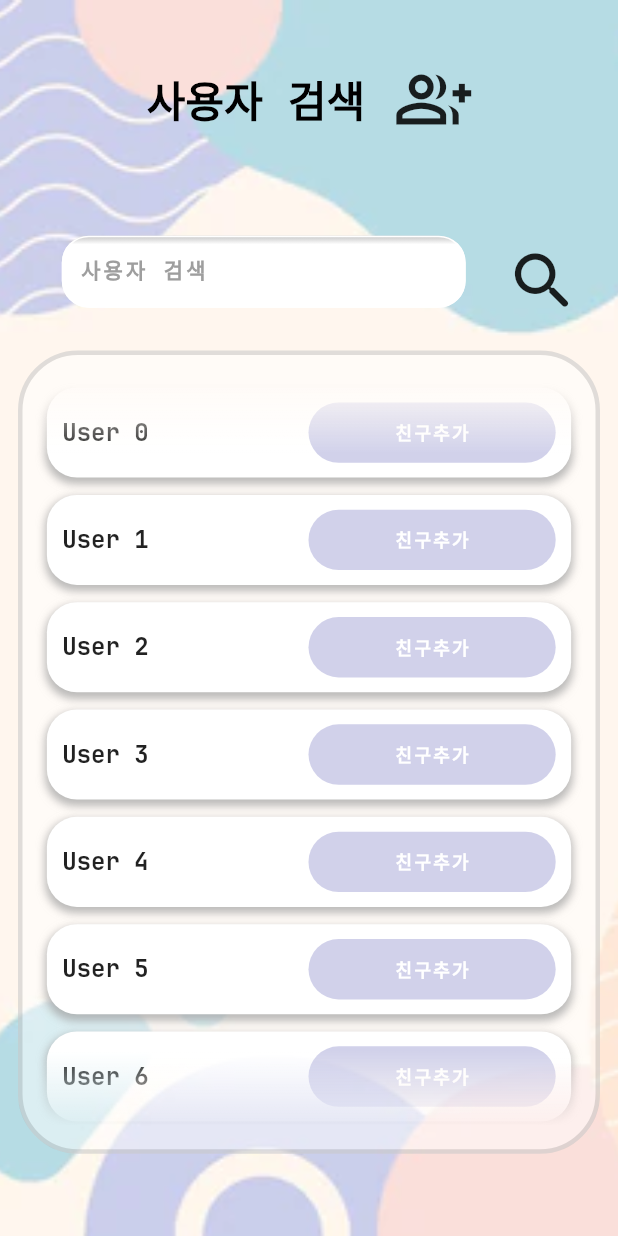
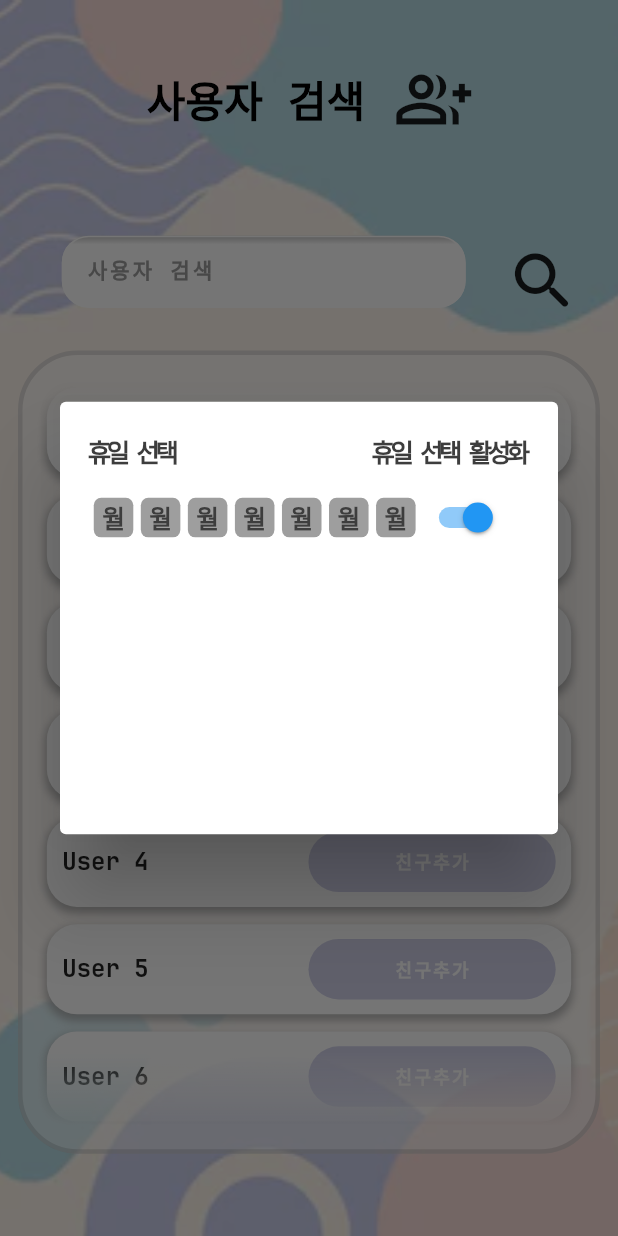
Before and after one commit to NoGravyBeef/SWE, a Flutter app: the UserSearchScreen screen opened directly, after a tap on "친구추가", on a phone screen of 412 x 824 dp. Run offline on Flutter 3.47's test engine with Material 2 defaults, Android fonts, the phone set to English and light mode, and no system bars.

Commit message:
휴일 설정 팝업 만드는 중

```diff
--- /dev/null
+++ b/lib/popup/holyday_setup.dart
@@ -0,0 +1,284 @@
+import 'package:flutter/material.dart';
+
+/* 값 전달할땐
+void showCustomDialog() async {
+    final result = await showDialog(
+        context: context,
+        builder: (BuildContext context) {
+          return Widget();
+        }
+    );
+    setState(() {
+        aaa = result;
+    });
+}
+이런식으로 사용 */
+
+class HolydaySet extends StatefulWidget {
+  const HolydaySet({super.key});
+
+  @override
+  State<HolydaySet> createState() => _HolydaySetState();
+}
+
+class _HolydaySetState extends State<HolydaySet> {
+  @override
+  Widget build(BuildContext context) {
+    var screenSize = MediaQuery.of(context).size;
+    bool isChecked = true;
+
+    return Dialog(
+      child: Container(
+        height: screenSize.height * 0.35,
+        padding: const EdgeInsets.all(20),
+        decoration: BoxDecoration(
+          borderRadius: BorderRadius.circular(20),
+        ),
+        child: Column(
+          mainAxisAlignment: MainAxisAlignment.start,
+          children: [
+            const SizedBox(
+              child: Row(
+                mainAxisAlignment: MainAxisAlignment.spaceBetween,
+                children: [
+                  Text(
+                    '휴일 선택',
+                    style: TextStyle(
+                      color: Color.fromARGB(255, 61, 61, 61),
+                      fontSize: 17, // 폰트 크기 조절
+                      fontFamily: 'JetBrain',
+                      fontWeight: FontWeight.w700,
+                      letterSpacing: -3,
+                    ),
+                  ),
+                  Text(
+                    '휴일 선택 활성화',
+                    style: TextStyle(
+                      color: Color.fromARGB(255, 61, 61, 61),
+                      fontSize: 17, // 폰트 크기 조절
+                      fontFamily: 'JetBrain',
+                      fontWeight: FontWeight.w700,
+                      letterSpacing: -3,
+                    ),
+                  ),
+                ],
+              ),
+            ),
+            SizedBox(height: screenSize.height * 0.01),
+            //"월 화 수 목 금 토 일" 버튼 파트
+            Row(
+              children: [
+                Container(
+                  height: screenSize.height * 0.032,
+                  width: screenSize.height * 0.032,
+                  margin: const EdgeInsets.all(2.5),
+                  decoration: BoxDecoration(
+                    color: Colors.grey,
+                    borderRadius: BorderRadius.circular(5),
+                  ),
+                  child: TextButton(
+                    onPressed: () {
+                      //on off 기능구현
+                    },
+                    style: TextButton.styleFrom(
+                      minimumSize: Size.zero,
+                      padding: EdgeInsets.zero,
+                      tapTargetSize: MaterialTapTargetSize.shrinkWrap,
+                    ),
+                    child: Text(
+                      '월',
+                      style: TextStyle(
+                        color: const Color.fromARGB(255, 61, 61, 61),
+                        fontSize: screenSize.height * 0.02, // 폰트 크기 조절
+                        fontFamily: 'JetBrain',
+                        fontWeight: FontWeight.w700,
+                      ),
+                    ),
+                  ),
+                ),
+                Container(
+                  height: screenSize.height * 0.032,
+                  width: screenSize.height * 0.032,
+                  margin: const EdgeInsets.all(2.5),
+                  decoration: BoxDecoration(
+                    color: Colors.grey,
+                    borderRadius: BorderRadius.circular(5),
+                  ),
+                  child: TextButton(
+                    onPressed: () {
+                      //on off 기능구현
+                    },
+                    style: TextButton.styleFrom(
+                      minimumSize: Size.zero,
+                      padding: EdgeInsets.zero,
+                      tapTargetSize: MaterialTapTargetSize.shrinkWrap,
+                    ),
+                    child: Text(
+                      '월',
+                      style: TextStyle(
+                        color: const Color.fromARGB(255, 61, 61, 61),
+                        fontSize: screenSize.height * 0.02, // 폰트 크기 조절
+                        fontFamily: 'JetBrain',
+                        fontWeight: FontWeight.w700,
+                      ),
+                    ),
+                  ),
+                ),
+                Container(
+                  height: screenSize.height * 0.032,
+                  width: screenSize.height * 0.032,
+                  margin: const EdgeInsets.all(2.5),
+                  decoration: BoxDecoration(
+                    color: Colors.grey,
+                    borderRadius: BorderRadius.circular(5),
+                  ),
+                  child: TextButton(
+                    onPressed: () {
+                      //on off 기능구현
+                    },
+                    style: TextButton.styleFrom(
+                      minimumSize: Size.zero,
+                      padding: EdgeInsets.zero,
+                      tapTargetSize: MaterialTapTargetSize.shrinkWrap,
+                    ),
+                    child: Text(
+                      '월',
+                      style: TextStyle(
+                        color: const Color.fromARGB(255, 61, 61, 61),
+                        fontSize: screenSize.height * 0.02, // 폰트 크기 조절
+                        fontFamily: 'JetBrain',
+                        fontWeight: FontWeight.w700,
+                      ),
+                    ),
+                  ),
+                ),
+                Container(
+                  height: screenSize.height * 0.032,
+                  width: screenSize.height * 0.032,
+                  margin: const EdgeInsets.all(2.5),
+                  decoration: BoxDecoration(
+                    color: Colors.grey,
+                    borderRadius: BorderRadius.circular(5),
+                  ),
+                  child: TextButton(
+                    onPressed: () {
+                      //on off 기능구현
+                    },
+                    style: TextButton.styleFrom(
+                      minimumSize: Size.zero,
+                      padding: EdgeInsets.zero,
+                      tapTargetSize: MaterialTapTargetSize.shrinkWrap,
+                    ),
+                    child: Text(
+                      '월',
+                      style: TextStyle(
+                        color: const Color.fromARGB(255, 61, 61, 61),
+                        fontSize: screenSize.height * 0.02, // 폰트 크기 조절
+                        fontFamily: 'JetBrain',
+                        fontWeight: FontWeight.w700,
+                      ),
+                    ),
+                  ),
+                ),
+                Container(
+                  height: screenSize.height * 0.032,
+                  width: screenSize.height * 0.032,
+                  margin: const EdgeInsets.all(2.5),
+                  decoration: BoxDecoration(
+                    color: Colors.grey,
+                    borderRadius: BorderRadius.circular(5),
+                  ),
+                  child: TextButton(
+                    onPressed: () {
+                      //on off 기능구현
+                    },
+                    style: TextButton.styleFrom(
+                      minimumSize: Size.zero,
+                      padding: EdgeInsets.zero,
+                      tapTargetSize: MaterialTapTargetSize.shrinkWrap,
+                    ),
+                    child: Text(
+                      '월',
+                      style: TextStyle(
+                        color: const Color.fromARGB(255, 61, 61, 61),
+                        fontSize: screenSize.height * 0.02, // 폰트 크기 조절
+                        fontFamily: 'JetBrain',
+                        fontWeight: FontWeight.w700,
+                      ),
+                    ),
+                  ),
+                ),
+                Container(
+                  height: screenSize.height * 0.032,
+                  width: screenSize.height * 0.032,
+                  margin: const EdgeInsets.all(2.5),
+                  decoration: BoxDecoration(
+                    color: Colors.grey,
+                    borderRadius: BorderRadius.circular(5),
+                  ),
+                  child: TextButton(
+                    onPressed: () {
+                      //on off 기능구현
+                    },
+                    style: TextButton.styleFrom(
+                      minimumSize: Size.zero,
+                      padding: EdgeInsets.zero,
+                      tapTargetSize: MaterialTapTargetSize.shrinkWrap,
+                    ),
+                    child: Text(
+                      '월',
+                      style: TextStyle(
+                        color: const Color.fromARGB(255, 61, 61, 61),
+                        fontSize: screenSize.height * 0.02, // 폰트 크기 조절
+                        fontFamily: 'JetBrain',
+                        fontWeight: FontWeight.w700,
+                      ),
+                    ),
+                  ),
+                ),
+                Container(
+                  height: screenSize.height * 0.032,
+                  width: screenSize.height * 0.032,
+                  margin: const EdgeInsets.all(2.5),
+                  decoration: BoxDecoration(
+                    color: Colors.grey,
+                    borderRadius: BorderRadius.circular(5),
+                  ),
+                  child: TextButton(
+                    onPressed: () {
+                      //on off 기능구현
+                    },
+                    style: TextButton.styleFrom(
+                      minimumSize: Size.zero,
+                      padding: EdgeInsets.zero,
+                      tapTargetSize: MaterialTapTargetSize.shrinkWrap,
+                    ),
+                    child: Text(
+                      '월',
+                      style: TextStyle(
+                        color: const Color.fromARGB(255, 61, 61, 61),
+                        fontSize: screenSize.height * 0.02, // 폰트 크기 조절
+                        fontFamily: 'JetBrain',
+                        fontWeight: FontWeight.w700,
+                      ),
+                    ),
+                  ),
+                ),
+                // 휴일 선택 활성화 on off 부분
+                Switch(
+                  value: isChecked,
+                  onChanged: (value) {
+                    setState(() {
+                      isChecked = value;
+                      print(isChecked);
+                    });
+                  },
+                ),
+              ],
+            ),
+          ],
+        ),
+      ),
+    );
+  }
+}
--- a/lib/screens/user_search_screen.dart
+++ b/lib/screens/user_search_screen.dart
@@ -1,4 +1,5 @@
 import 'package:flutter/material.dart';
+import 'package:calendar/popup/holyday_setup.dart';
 
 // 사용자 데이터 구조
 class User {
@@ -88,22 +89,22 @@ class _UserSearchScreenState extends State<UserSearchScreen> {
                           borderRadius: BorderRadius.circular(18.0),
                         ),
                       ),
-                      child: const TextField(
+                      child: TextField(
                         decoration: InputDecoration(
                           labelText: '사용자 검색',
                           hintText: 'Enter the Username',
                           contentPadding: EdgeInsets.symmetric(
-                            vertical: 10,
-                            horizontal: 12,
+                            vertical: screenSize.height * 0.01,
+                            horizontal: screenSize.width * 0.04,
                           ), // 내부 패딩 조절
-                          labelStyle: TextStyle(
+                          labelStyle: const TextStyle(
                             color: Colors.grey,
                             fontSize: 14, // 폰트 크기 조절
                             fontFamily: 'JetBrain',
                             fontWeight: FontWeight.w700,
                             letterSpacing: 2,
                           ),
-                          enabledBorder: OutlineInputBorder(
+                          enabledBorder: const OutlineInputBorder(
                             borderSide: BorderSide(
                               width: 1, // 테두리 두께 조절
                               color: Colors.white,
@@ -111,7 +112,7 @@ class _UserSearchScreenState extends State<UserSearchScreen> {
                             borderRadius:
                                 BorderRadius.all(Radius.circular(18.0)),
                           ),
-                          focusedBorder: OutlineInputBorder(
+                          focusedBorder: const OutlineInputBorder(
                             borderRadius:
                                 BorderRadius.all(Radius.circular(18.0)),
                             borderSide: BorderSide(
@@ -136,7 +137,9 @@ class _UserSearchScreenState extends State<UserSearchScreen> {
                         size: 50,
                       ),
                     ),
-                    onPressed: onpressed,
+                    onPressed: () {
+                      //검색기능 구현
+                    },
                   ),
                   SizedBox(width: screenSize.width * 0.08),
                 ],
@@ -214,6 +217,11 @@ class _UserSearchScreenState extends State<UserSearchScreen> {
                                 ),
                                 child: TextButton(
                                   onPressed: () {
+                                    showDialog(
+                                        context: context,
+                                        builder: (BuildContext context) {
+                                          return const HolydaySet();
+                                        });
                                     // 친구 추가 로직
                                   },
                                   style: TextButton.styleFrom(
@@ -245,7 +253,7 @@ class _UserSearchScreenState extends State<UserSearchScreen> {
                   ),
                 ),
               ),
-              SizedBox(height: screenSize.height * 0.1), // 화면 높이의 10%
+              SizedBox(height: screenSize.height * 0.01), // 화면 높이의 1%
             ],
           ),
         ),
```
